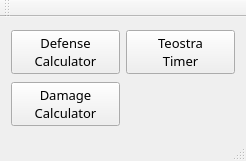
eesandoval/MH4U-Tool, file src/Forms/mainwindow.ui: the form before one commit.
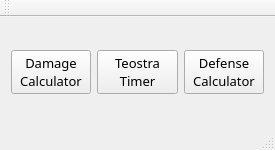
The form after the commit.

```diff
--- a/src/Forms/mainwindow.ui
+++ b/src/Forms/mainwindow.ui
@@ -6,17 +6,23 @@
    <rect>
     <x>0</x>
     <y>0</y>
-    <width>246</width>
-    <height>161</height>
+    <width>275</width>
+    <height>150</height>
    </rect>
   </property>
+  <property name="minimumSize">
+   <size>
+    <width>275</width>
+    <height>150</height>
+   </size>
+  </property>
   <property name="windowTitle">
    <string>MH4U-Tool</string>
   </property>
   <widget class="QWidget" name="centralWidget">
    <layout class="QGridLayout" name="gridLayout">
     <item row="0" column="0">
-     <widget class="QPushButton" name="damage_calculator_button_2">
+     <widget class="QPushButton" name="damage_calculator_button">
       <property name="font">
        <font>
         <family>Sans</family>
@@ -24,7 +30,7 @@
        </font>
       </property>
       <property name="text">
-       <string>Defense 
+       <string>Damage 
 Calculator</string>
       </property>
      </widget>
@@ -43,8 +49,8 @@
       </property>
      </widget>
     </item>
-    <item row="1" column="0">
-     <widget class="QPushButton" name="damage_calculator_button">
+    <item row="0" column="2">
+     <widget class="QPushButton" name="defense_calculator_button">
       <property name="font">
        <font>
         <family>Sans</family>
@@ -52,7 +58,7 @@
        </font>
       </property>
       <property name="text">
-       <string>Damage 
+       <string>Defense 
 Calculator</string>
       </property>
      </widget>
```
Left out of the diff: 4 changed lines with no effect on the pictures.
